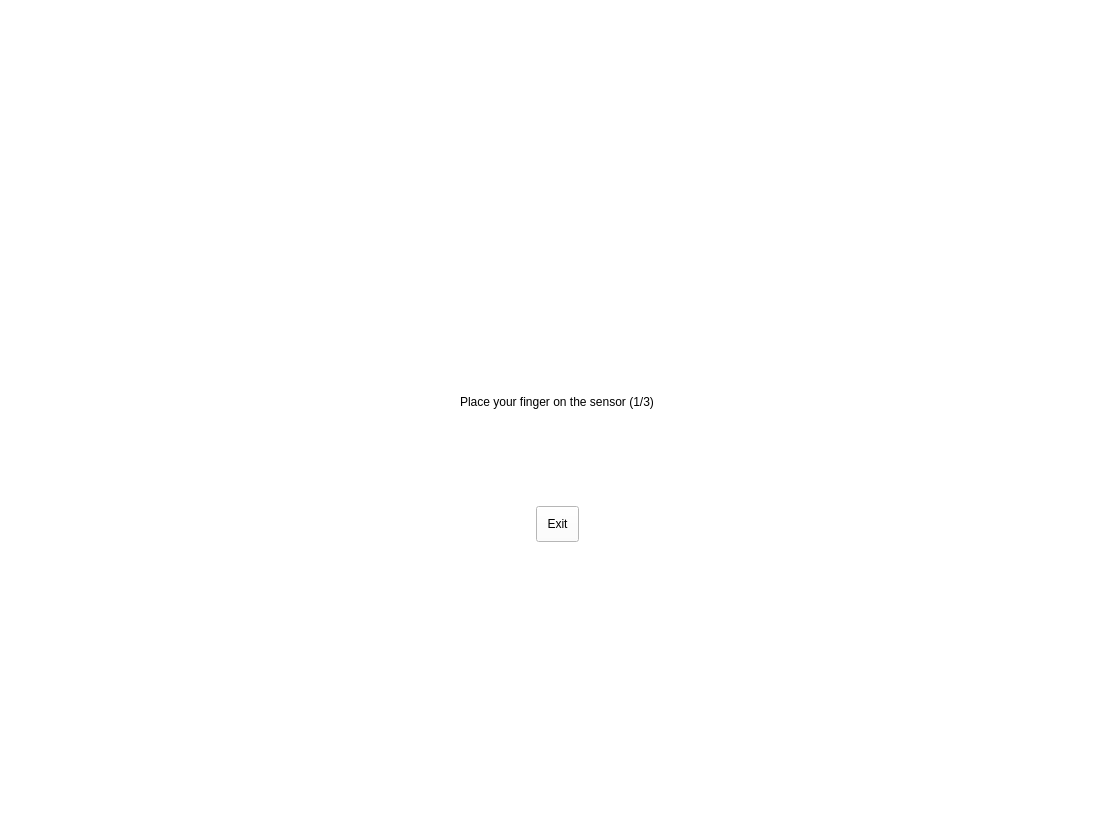
Before: the Qt Designer form enrolfingerprint.ui in arc-bphc/sims-gui, drawn with Qt 5.
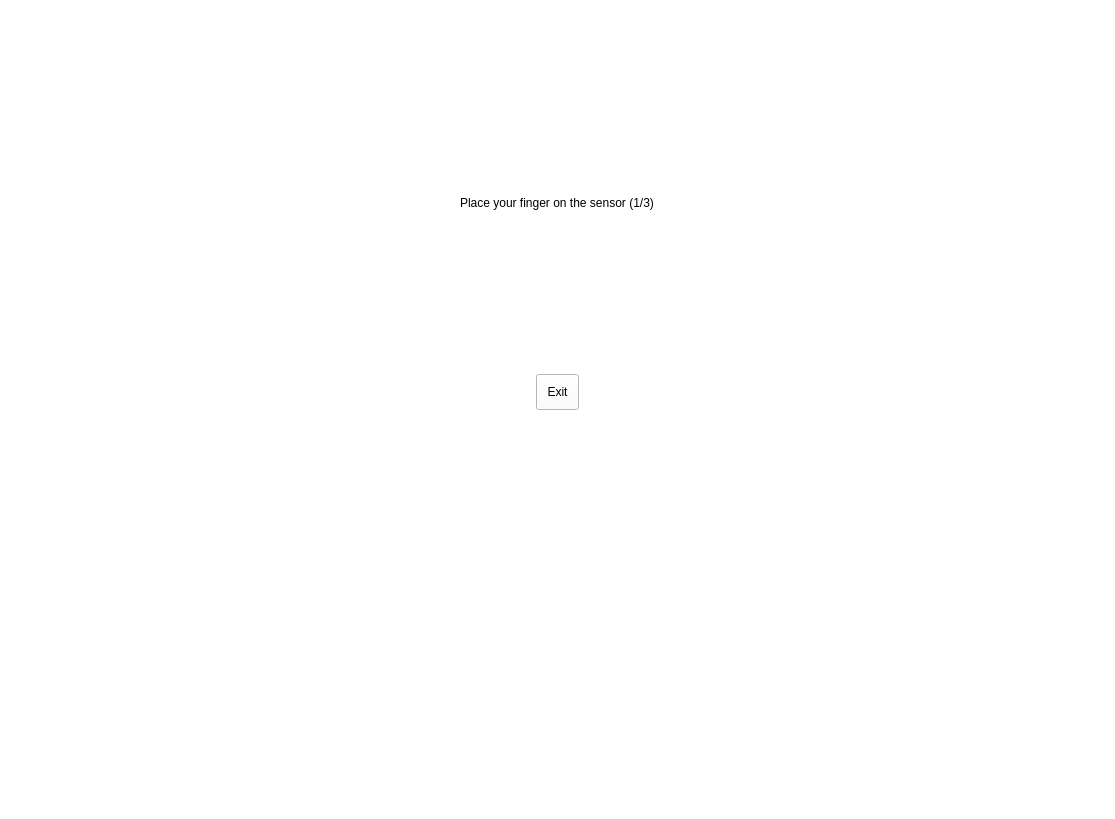
After: the same form once the commit is applied. Icons and pictures are not drawn.

```diff
--- a/enrolfingerprint.ui
+++ b/enrolfingerprint.ui
@@ -19,7 +19,7 @@
 </string>
   </property>
   <layout class="QGridLayout" name="gridLayout_2">
-   <item row="1" column="2">
+   <item row="0" column="2">
     <spacer name="horizontalSpacer_2">
      <property name="orientation">
       <enum>Qt::Horizontal</enum>
@@ -32,7 +32,7 @@
      </property>
     </spacer>
    </item>
-   <item row="1" column="1">
+   <item row="0" column="1">
     <layout class="QGridLayout" name="gridLayout">
      <item row="2" column="2">
       <spacer name="verticalSpacer_4">
@@ -162,20 +162,7 @@
      </item>
     </layout>
    </item>
-   <item row="2" column="1">
-    <spacer name="verticalSpacer_2">
-     <property name="orientation">
-      <enum>Qt::Vertical</enum>
-     </property>
-     <property name="sizeHint" stdset="0">
-      <size>
-       <width>20</width>
-       <height>40</height>
-      </size>
-     </property>
-    </spacer>
-   </item>
-   <item row="1" column="0">
+   <item row="0" column="0">
     <spacer name="horizontalSpacer">
      <property name="orientation">
       <enum>Qt::Horizontal</enum>
@@ -188,8 +175,8 @@
      </property>
     </spacer>
    </item>
-   <item row="0" column="1">
-    <spacer name="verticalSpacer_3">
+   <item row="1" column="1">
+    <spacer name="verticalSpacer_2">
      <property name="orientation">
       <enum>Qt::Vertical</enum>
      </property>
```
